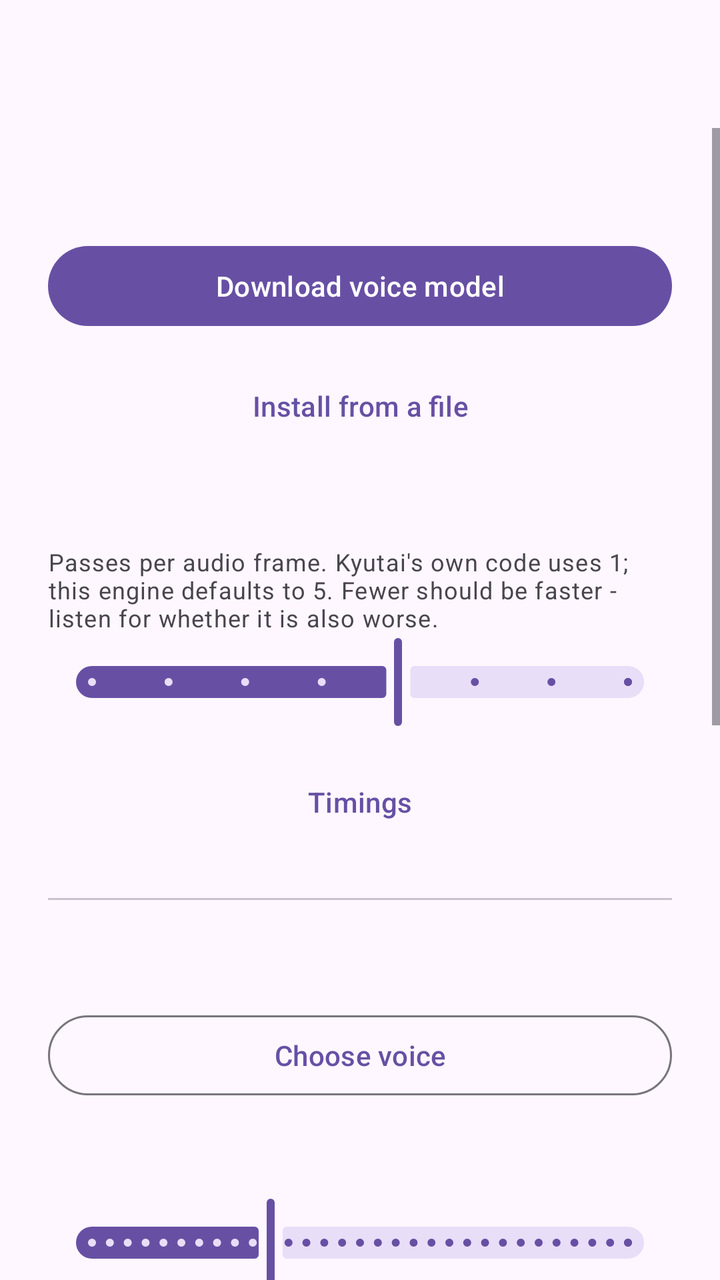
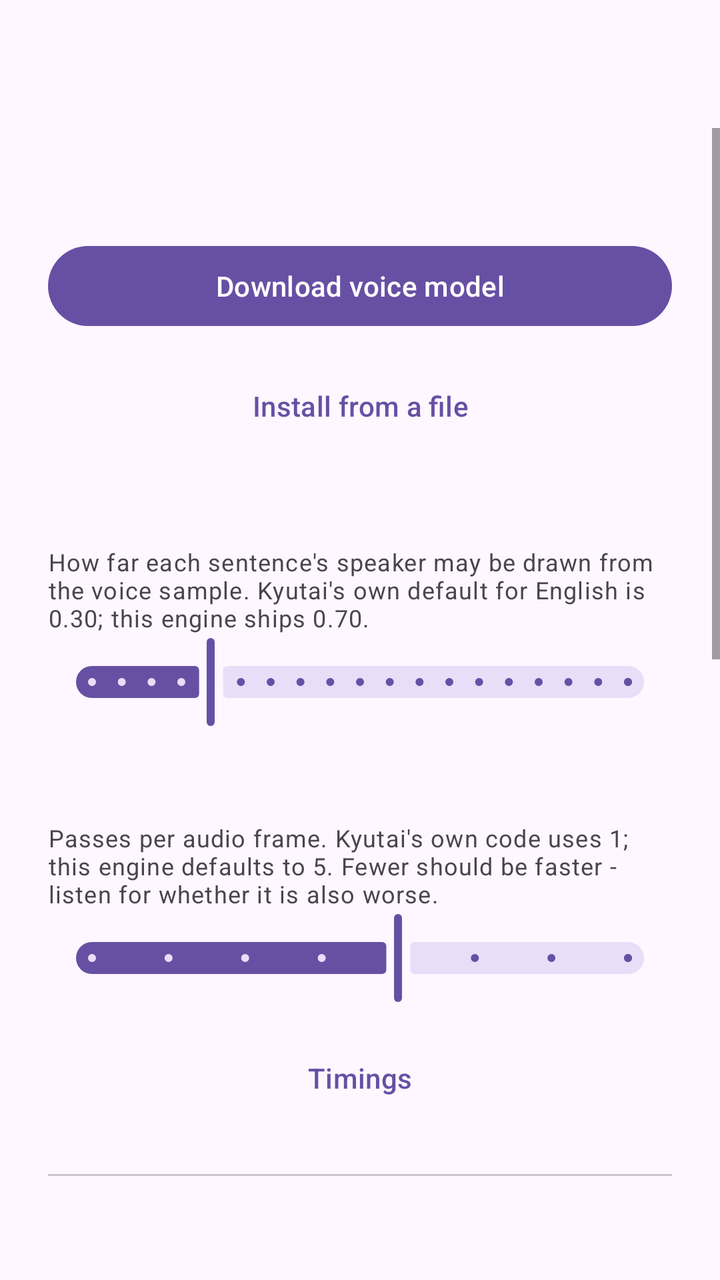

Before-and-after screenshots of an Android layout around one commit, followed by the original layout XML and the change that was made.
<!-- AndroidManifest.xml: application theme Theme.PocketTts -->
<!-- res/layout/activity_main.xml -->
<?xml version="1.0" encoding="utf-8"?>
<LinearLayout xmlns:android="http://schemas.android.com/apk/res/android"
    android:layout_width="match_parent"
    android:layout_height="match_parent"
    android:orientation="vertical">

    <com.google.android.material.appbar.AppBarLayout
        android:id="@+id/appBar"
        android:layout_width="match_parent"
        android:layout_height="wrap_content"
        android:background="?attr/colorSurface"
        android:stateListAnimator="@null">

        <com.google.android.material.appbar.MaterialToolbar
            android:id="@+id/toolbar"
            android:layout_width="match_parent"
            android:layout_height="?attr/actionBarSize"
            android:title="@string/app_name" />
    </com.google.android.material.appbar.AppBarLayout>

    <ScrollView
        android:id="@+id/content"
        android:layout_width="match_parent"
        android:layout_height="0dp"
        android:layout_weight="1"
        android:fillViewport="true">

        <LinearLayout
            android:layout_width="match_parent"
            android:layout_height="wrap_content"
            android:orientation="vertical"
            android:padding="24dp">

            <TextView
                android:id="@+id/modelStatus"
                android:layout_width="match_parent"
                android:layout_height="wrap_content"
                android:textAppearance="?attr/textAppearanceBodyMedium" />

            <com.google.android.material.progressindicator.LinearProgressIndicator
                android:id="@+id/downloadProgress"
                android:layout_width="match_parent"
                android:layout_height="wrap_content"
                android:layout_marginTop="12dp"
                android:visibility="gone" />

            <com.google.android.material.button.MaterialButton
                android:id="@+id/downloadButton"
                android:layout_width="match_parent"
                android:layout_height="wrap_content"
                android:layout_marginTop="12dp"
                android:text="@string/download_model" />


            <com.google.android.material.button.MaterialButton
                style="@style/Widget.Material3.Button.TextButton"
                android:id="@+id/installButton"
                android:layout_width="match_parent"
                android:layout_height="wrap_content"
                android:layout_marginTop="12dp"
                android:text="@string/install_model" />



            <TextView
                android:id="@+id/stepsLabel"
                android:layout_width="match_parent"
                android:layout_height="wrap_content"
                android:layout_marginTop="24dp"
                android:textAppearance="?attr/textAppearanceTitleMedium" />

            <TextView
                android:layout_width="match_parent"
                android:layout_height="wrap_content"
                android:text="@string/decode_steps_explained"
                android:textAppearance="?attr/textAppearanceBodySmall"
                android:textColor="?attr/colorOnSurfaceVariant" />

            <com.google.android.material.slider.Slider
                android:id="@+id/stepsSlider"
                android:layout_width="match_parent"
                android:layout_height="wrap_content"
                android:stepSize="1.0"
                android:value="5.0"
                android:valueFrom="1.0"
                android:valueTo="8.0" />

            <com.google.android.material.button.MaterialButton
                style="@style/Widget.Material3.Button.TextButton"
                android:id="@+id/timingsButton"
                android:layout_width="match_parent"
                android:layout_height="wrap_content"
                android:layout_marginTop="12dp"
                android:text="@string/timings" />

            <View
                android:layout_width="match_parent"
                android:layout_height="1dp"
                android:layout_marginVertical="24dp"
                android:background="?attr/colorOutlineVariant" />

            <TextView
                android:id="@+id/voiceLabel"
                android:layout_width="match_parent"
                android:layout_height="wrap_content"
                android:textAppearance="?attr/textAppearanceTitleMedium" />

            <com.google.android.material.button.MaterialButton
                android:id="@+id/chooseVoiceButton"
                style="@style/Widget.Material3.Button.OutlinedButton"
                android:layout_width="match_parent"
                android:layout_height="wrap_content"
                android:layout_marginTop="8dp"
                android:text="@string/choose_voice" />

            <TextView
                android:id="@+id/speedLabel"
                android:layout_width="match_parent"
                android:layout_height="wrap_content"
                android:layout_marginTop="24dp"
                android:textAppearance="?attr/textAppearanceTitleMedium" />

            <com.google.android.material.slider.Slider
                android:id="@+id/speedSlider"
                android:layout_width="match_parent"
                android:layout_height="wrap_content"
                android:stepSize="0.05"
                android:value="1.0"
                android:valueFrom="0.5"
                android:valueTo="2.0" />

            <com.google.android.material.materialswitch.MaterialSwitch
                android:id="@+id/markdownSwitch"
                android:layout_width="match_parent"
                android:layout_height="wrap_content"
                android:layout_marginTop="16dp"
                android:text="@string/treat_as_markdown" />

            <com.google.android.material.materialswitch.MaterialSwitch
                android:id="@+id/codeBlocksSwitch"
                android:layout_width="match_parent"
                android:layout_height="wrap_content"
                android:layout_marginTop="8dp"
                android:text="@string/speak_code_blocks" />

            <com.google.android.material.materialswitch.MaterialSwitch
                android:id="@+id/steadyVoiceSwitch"
                android:layout_width="match_parent"
                android:layout_height="wrap_content"
                android:layout_marginTop="8dp"
                android:text="@string/steady_voice" />

            <TextView
                android:layout_width="match_parent"
                android:layout_height="wrap_content"
                android:layout_marginTop="4dp"
                android:text="@string/steady_voice_explained"
                android:textAppearance="?attr/textAppearanceBodySmall"
                android:textColor="?attr/colorOnSurfaceVariant" />

            <View
                android:layout_width="match_parent"
                android:layout_height="1dp"
                android:layout_marginVertical="24dp"
                android:background="?attr/colorOutlineVariant" />

            <com.google.android.material.button.MaterialButton
                android:id="@+id/appearanceButton"
                style="@style/Widget.Material3.Button.OutlinedButton"
                android:layout_width="match_parent"
                android:layout_height="wrap_content"
                android:layout_marginBottom="12dp"
                android:text="@string/appearance" />

            <com.google.android.material.button.MaterialButton
                android:id="@+id/scratchpadButton"
                android:layout_width="match_parent"
                android:layout_height="wrap_content"
                android:text="@string/open_scratchpad" />

            <TextView
                android:layout_width="match_parent"
                android:layout_height="wrap_content"
                android:layout_marginTop="24dp"
                android:text="@string/tts_settings_hint"
                android:textAppearance="?attr/textAppearanceBodySmall" />

            <com.google.android.material.button.MaterialButton
                android:id="@+id/ttsSettingsButton"
                style="@style/Widget.Material3.Button.TextButton"
                android:layout_width="match_parent"
                android:layout_height="wrap_content"
                android:layout_marginTop="8dp"
                android:text="@string/tts_settings" />
        </LinearLayout>
    </ScrollView>
</LinearLayout>
<!-- resources referenced by this layout -->
<resources>
  <string name="app_name">Pocket TTS</string>
  <string name="appearance">Appearance</string>
  <string name="choose_voice">Choose voice</string>
  <string name="decode_steps_explained">Passes per audio frame. Kyutai\'s own code uses 1; this engine defaults to 5. Fewer should be faster - listen for whether it is also worse.</string>
  <string name="download_model">Download voice model</string>
  <string name="install_model">Install from a file</string>
  <string name="open_scratchpad">Open scratchpad</string>
  <string name="speak_code_blocks">Read code blocks aloud</string>
  <string name="steady_voice">Keep one voice across sentences</string>
  <string name="steady_voice_explained">Each sentence is spoken in the voice of the one before it, rather than drawn afresh from the voice sample. Turn this off if the voice wanders over a long read.</string>
  <string name="timings">Timings</string>
  <string name="treat_as_markdown">Strip Markdown from selected text</string>
  <string name="tts_settings">System text-to-speech settings</string>
  <string name="tts_settings_hint">Select Pocket TTS as your preferred engine to use these voices in any app that reads text aloud.</string>
  <style name="Theme.PocketTts" parent="Theme.Material3.DayNight.NoActionBar">
          
          <item name="android:statusBarColor">@android:color/transparent</item>
          <item name="android:navigationBarColor">@android:color/transparent</item>
          <item name="android:windowLightStatusBar">?attr/isLightTheme</item>
      </style>
</resources>

<!-- the commit's change to res/layout/activity_main.xml (unified diff, before → after) -->
@@ -63,6 +63,29 @@
 
 
             <TextView
+                android:id="@+id/temperatureLabel"
+                android:layout_width="match_parent"
+                android:layout_height="wrap_content"
+                android:layout_marginTop="24dp"
+                android:textAppearance="?attr/textAppearanceTitleMedium" />
+
+            <TextView
+                android:layout_width="match_parent"
+                android:layout_height="wrap_content"
+                android:text="@string/temperature_explained"
+                android:textAppearance="?attr/textAppearanceBodySmall"
+                android:textColor="?attr/colorOnSurfaceVariant" />
+
+            <com.google.android.material.slider.Slider
+                android:id="@+id/temperatureSlider"
+                android:layout_width="match_parent"
+                android:layout_height="wrap_content"
+                android:stepSize="0.05"
+                android:value="0.3"
+                android:valueFrom="0.1"
+                android:valueTo="1.0" />
+
+            <TextView
                 android:id="@+id/stepsLabel"
                 android:layout_width="match_parent"
                 android:layout_height="wrap_content"
<!-- resource entries referenced after the edit -->
@@ -9,7 +9,8 @@
   <string name="open_scratchpad">Open scratchpad</string>
   <string name="speak_code_blocks">Read code blocks aloud</string>
   <string name="steady_voice">Keep one voice across sentences</string>
-  <string name="steady_voice_explained">Each sentence is spoken in the voice of the one before it, rather than drawn afresh from the voice sample. Turn this off if the voice wanders over a long read.</string>
+  <string name="steady_voice_explained">Every sentence draws the same speaker from the voice sample, instead of a new one each time. Turn this off to hear a passage read differently on each attempt.</string>
+  <string name="temperature_explained">How far each sentence\'s speaker may be drawn from the voice sample. Kyutai\'s own default for English is 0.30; this engine ships 0.70.</string>
   <string name="timings">Timings</string>
   <string name="treat_as_markdown">Strip Markdown from selected text</string>
   <string name="tts_settings">System text-to-speech settings</string>
